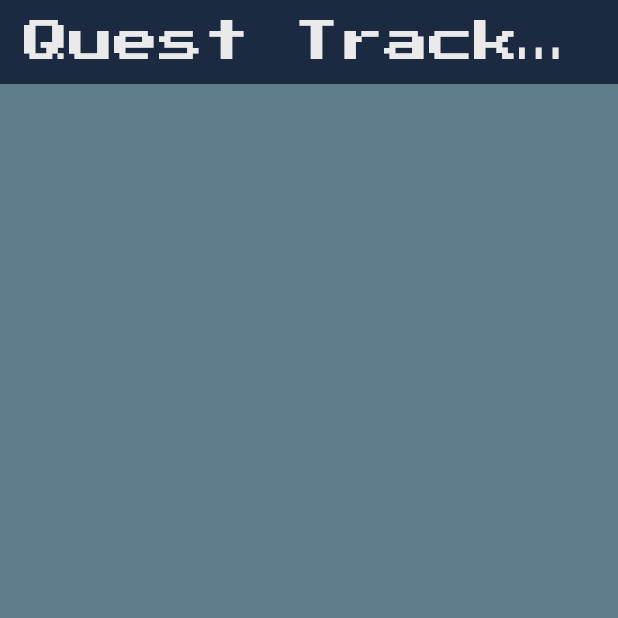
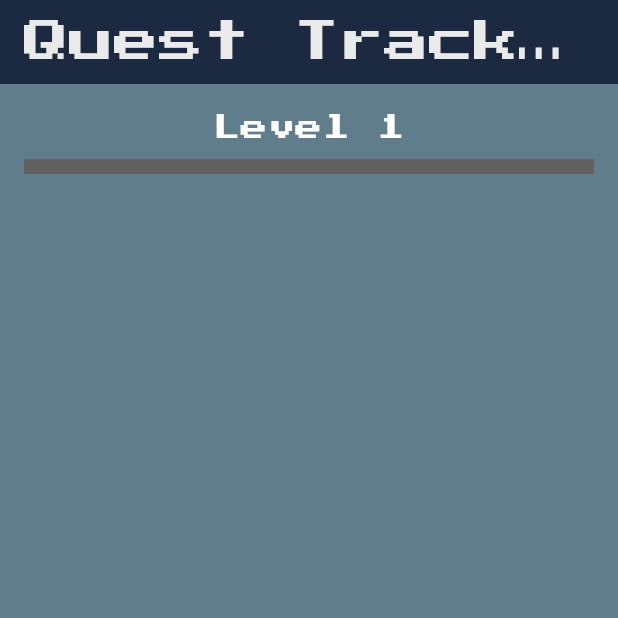
Before and after one commit to Alicia5371/quest_tracker, a Flutter app: the screen it shows after launch, on a phone screen of 412 x 824 dp, the top half of it. Run offline on Flutter 3.47's test engine with Material 3 defaults, Android fonts, the phone set to English and light mode, and no system bars.

Commit message:
Added Quest classes and callbacks. Also add the XP progression bar

```diff
--- a/lib/models/quest.dart
+++ b/lib/models/quest.dart
@@ -3,7 +3,7 @@ class Quest {
   String title;
   String description;
   int xp;
-  String difficulty;
+  //String difficulty;
   bool completed;
 
   Quest({
@@ -11,7 +11,7 @@ class Quest {
     required this.title,
     this.description = '',
     this.xp = 10,
-    this.difficulty = 'easy',
+    //this.difficulty = 'easy',
     this.completed = false,
   });
 
@@ -20,16 +20,7 @@ class Quest {
     'title': title,
     'description': description,
     'xp': xp,
-    'difficulty': difficulty,
+    //'difficulty': difficulty,
     'completed': completed,
   };
-
-  factory Quest.fromMap(Map<String, dynamic> map) => Quest(
-    id: map['id'],
-    title: map['title'],
-    description: map['description'] ?? '',
-    xp: map['xp'] ?? 10,
-    difficulty: map['difficulty'] ?? 'easy',
-    completed: map['completed'] ?? false,
-  );
 }
--- a/lib/pages/home_page.dart
+++ b/lib/pages/home_page.dart
@@ -9,6 +9,32 @@ class HomePage extends StatefulWidget {
 }
 
 class _HomePageState extends State<HomePage> {
+  List<Quest> quests = [
+    Quest(id: '1', title: 'Finish homework', xp: 10),
+    Quest(id: '2', title: 'Clean your room', xp: 10),
+    Quest(id: '3', title: 'Exercise for 30 minutes', xp: 10),
+  ];
+
+  int totalXP = 0;
+
+  @override
+  void initState() {
+    super.initState();
+    totalXP = calculateTotalXP();
+  }
+
+  int calculateTotalXP() {
+    int xp = 0;
+    for (var quest in quests) {
+      if (quest.completed) xp += quest.xp;
+    }
+    return xp;
+  }
+
+  int calculateLevel() {
+    return (totalXP / 50).floor() + 1; //* 50 XP per level
+  }
+
   @override
   Widget build(BuildContext context) {
     return Scaffold(
@@ -22,6 +48,34 @@ class _HomePageState extends State<HomePage> {
           color: Color(0xFFEAEAEA),
         ),
       ),
+      body: Column(
+        children: [
+          //! XP Bar
+          Padding(
+            padding: const EdgeInsets.all(16),
+            child: Column(
+              children: [
+                Text(
+                  'Level ${calculateLevel()}',
+                  style: const TextStyle(
+                    fontFamily: 'PixelFont',
+                    fontSize: 18,
+                    color: Colors.white,
+                  ),
+                ),
+                const SizedBox(height: 8),
+                //! Progression Bar
+                LinearProgressIndicator(
+                  value: (totalXP % 50) / 50, //* XP Progress toward next level
+                  color: Colors.amber,
+                  backgroundColor: Colors.grey[700],
+                  minHeight: 10,
+                ),
+              ],
+            ),
+          ),
+        ],
+      ),
     );
   }
 }
```
